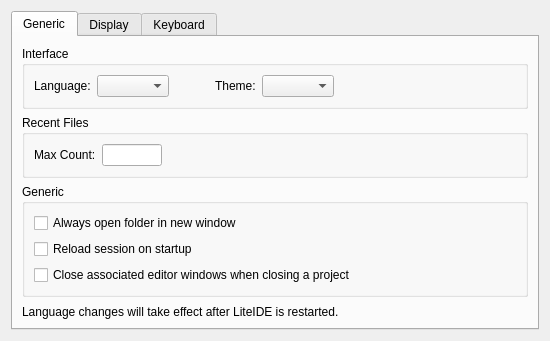
Qt form liteidex/src/liteapp/liteappoption.ui (visualfc/liteide) before a commit.
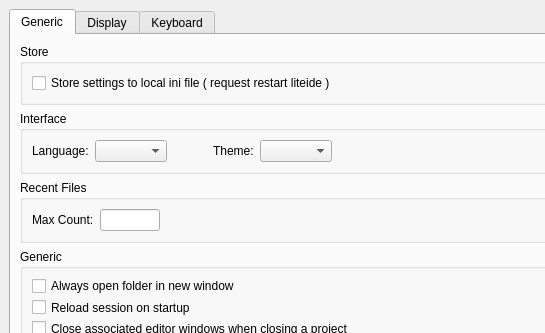
The same form after that commit.

Commit message: add option: settings store to local ini file

```diff
--- a/liteidex/src/liteapp/liteappoption.ui
+++ b/liteidex/src/liteapp/liteappoption.ui
@@ -7,15 +7,21 @@
     <x>0</x>
     <y>0</y>
     <width>545</width>
-    <height>294</height>
+    <height>333</height>
    </rect>
   </property>
   <property name="windowTitle">
    <string>Form</string>
   </property>
-  <layout class="QVBoxLayout" name="verticalLayout_4">
-   <item>
     <widget class="QTabWidget" name="tabWidget">
+   <property name="geometry">
+    <rect>
+     <x>9</x>
+     <y>9</y>
+     <width>551</width>
+     <height>370</height>
+    </rect>
+   </property>
      <property name="currentIndex">
       <number>0</number>
      </property>
@@ -24,6 +30,22 @@
        <string>Generic</string>
       </attribute>
       <layout class="QVBoxLayout" name="verticalLayout_3">
+     <item>
+      <widget class="QGroupBox" name="groupBox_4">
+       <property name="title">
+        <string>Store</string>
+       </property>
+       <layout class="QHBoxLayout" name="horizontalLayout_2">
+        <item>
+         <widget class="QCheckBox" name="storeLocalCheckBox">
+          <property name="text">
+           <string>Store settings to local ini file ( request restart liteide )</string>
+          </property>
+         </widget>
+        </item>
+       </layout>
+      </widget>
+     </item>
        <item>
         <widget class="QGroupBox" name="groupBox">
          <property name="title">
@@ -376,8 +398,6 @@
       </layout>
      </widget>
     </widget>
-   </item>
-  </layout>
  </widget>
  <resources/>
  <connections/>
```
Left out of the diff: 1 changed line with no effect on the pictures. Lines whose indentation alone changed are shown as unchanged. The commit also changes 3 other files.
